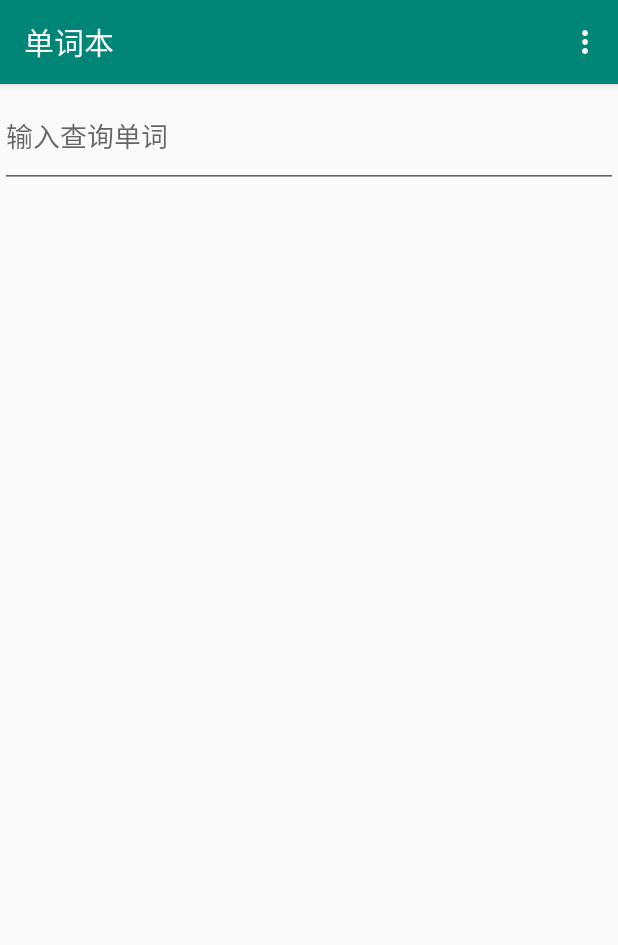
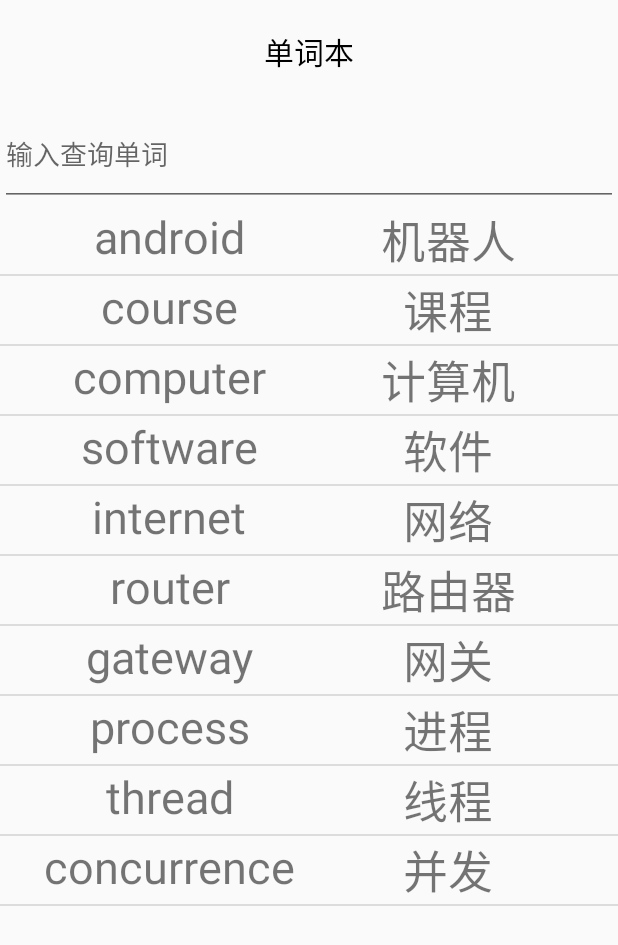
Before and after one commit to YanShiyue/Vocabulary_Notebook, an Android app: the screen it shows after launch (MainActivity), on a phone screen of 412 x 824 dp. Shown: the top 945 px of the screen. Run offline under Robolectric (Android 15) with nearby library versions, the phone set to English and light mode, and no system bars.

```diff
--- a/app/src/main/java/com/example/vocabulary_notebook/MeanFragment.java
+++ b/app/src/main/java/com/example/vocabulary_notebook/Fragment/MeanFragment.java
@@ -1,4 +1,4 @@
-package com.example.vocabulary_notebook;
+package com.example.vocabulary_notebook.Fragment;
 
 import android.os.Bundle;
 import android.view.LayoutInflater;
@@ -9,6 +9,8 @@ import android.widget.TextView;
 import androidx.annotation.NonNull;
 import androidx.annotation.Nullable;
 import androidx.fragment.app.Fragment;
+
+import com.example.vocabulary_notebook.R;
 
 public class MeanFragment extends Fragment {
     private View view;
--- a/app/src/main/java/com/example/vocabulary_notebook/WordFragment.java
+++ b/app/src/main/java/com/example/vocabulary_notebook/Fragment/WordFragment.java
@@ -1,4 +1,4 @@
-package com.example.vocabulary_notebook;
+package com.example.vocabulary_notebook.Fragment;
 
 import android.os.Bundle;
 import android.view.LayoutInflater;
@@ -8,6 +8,8 @@ import android.view.ViewGroup;
 import androidx.annotation.NonNull;
 import androidx.annotation.Nullable;
 import androidx.fragment.app.Fragment;
+
+import com.example.vocabulary_notebook.R;
 
 public class WordFragment extends Fragment {
     private boolean isTwoPane;
--- a/app/src/main/java/com/example/vocabulary_notebook/MainActivity.java
+++ b/app/src/main/java/com/example/vocabulary_notebook/MainActivity.java
@@ -1,23 +1,20 @@
 package com.example.vocabulary_notebook;
 
 import androidx.annotation.NonNull;
-import androidx.appcompat.app.AlertDialog;
 import androidx.appcompat.app.AppCompatActivity;
 
 
-import android.content.DialogInterface;
+import android.content.ContentValues;
 import android.content.Intent;
 import android.content.res.Configuration;
 import android.database.Cursor;
 import android.database.sqlite.SQLiteDatabase;
-import android.graphics.Color;
 import android.os.Bundle;
 import android.util.Log;
 import android.view.ContextMenu;
 import android.view.Menu;
 import android.view.MenuItem;
 import android.view.View;
-import android.widget.Adapter;
 import android.widget.AdapterView;
 import android.widget.ArrayAdapter;
 import android.widget.EditText;
@@ -25,7 +22,11 @@ import android.widget.ListView;
 import android.widget.TextView;
 import android.widget.Toast;
 
-import org.w3c.dom.Text;
+import com.example.vocabulary_notebook.CRUD_Activity.AddActivity;
+import com.example.vocabulary_notebook.CRUD_Activity.ChangeActivity;
+import com.example.vocabulary_notebook.CRUD_Activity.DeleteActivity;
+import com.example.vocabulary_notebook.CRUD_Activity.SearchActivity;
+import com.example.vocabulary_notebook.Fragment.MeanFragment;
 
 import java.util.ArrayList;
 import java.util.List;
@@ -34,15 +35,68 @@ import java.util.List;
 public class MainActivity extends AppCompatActivity {
 
 
-    MyDatabaseHelper dbHelper=new MyDatabaseHelper(this,"words.db",null,1);
-    SQLiteDatabase db;
+    private MyDatabaseHelper dbHelper=new MyDatabaseHelper(this,"words.db",null,1);
+    private SQLiteDatabase db;
 
     @Override
     protected void onCreate(final Bundle savedInstanceState) {
         super.onCreate(savedInstanceState);
         setContentView(R.layout.activity_main);
 
-
+        //添加单词
+        db=dbHelper.getWritableDatabase();
+        ContentValues values=new ContentValues();
+        values.put("word","android");//组装第一条数据
+        values.put("mean","机器人");
+        values.put("ep","Actually,I like being an android.");
+        db.insert("words",null,values);
+        values.clear();
+        values.put("word","course");//组装第二条数据
+        values.put("mean","课程");
+        values.put("ep","So,at any rate,this seemed to me to be,when I started teaching this course,reasons not to teach it.");
+        db.insert("words",null,values);
+        values.clear();
+        values.put("word","computer");
+        values.put("mean","计算机");
+        values.put("ep","She specializes in computer science.");
+        db.insert("words",null,values);
+        values.clear();
+        values.put("word","software");
+        values.put("mean","软件");
+        values.put("ep","My parents thought I'd lost my mind to drop out of Stanford Business School to go join some company that made software.");
+        db.insert("words",null,values);
+        values.clear();
+        values.put("word","internet");
+        values.put("mean","网络");
+        values.put("ep","Let's begin with the internet people. The internet people wanted convergence with the telephone and later television networks, because they wanted ubiquitous.");
+        db.insert("words",null,values);
+        values.clear();
+        values.put("word","router");
+        values.put("mean","路由器");
+        values.put("ep","Plug it into your router. ");
+        db.insert("words",null,values);
+        values.clear();
+        values.put("word","gateway");
+        values.put("mean","网关");
+        values.put("ep","As there is only one default transmission queue per MQ server, only one gateway queue manager can work with it. ");
+        db.insert("words",null,values);
+        values.clear();
+        values.put("word","process");
+        values.put("mean","进程");
+        values.put("ep","We accept that what will be is not yet determined, and thatwe can steer the course of events in one direction or another. ");
+        db.insert("words",null,values);
+        values.clear();
+        values.put("word","thread");
+        values.put("mean","线程");
+        values.put("ep","This wakes up any of the threads blocked on the semaphore. ");
+        db.insert("words",null,values);
+        values.clear();
+        values.put("word","concurrence");
+        values.put("mean","并发");
+        values.put("ep","This uses only one lock and keeps others from interfering with the updates, but it does reduce concurrency of the data to other users.");
+        db.insert("words",null,values);
+        values.clear();
+        db.close();
         refrshList();//初始化listView
 
         ListView listView=(ListView)findViewById(R.id.word_list_view);
@@ -75,7 +129,7 @@ public class MainActivity extends AppCompatActivity {
             @Override
             public void onFocusChange(View v, boolean hasFocus) {
                 if (hasFocus) {
-                    Intent intent=new Intent(MainActivity.this,SearchActivity.class);
+                    Intent intent=new Intent(MainActivity.this, SearchActivity.class);
                     startActivity(intent);
                     EditText et = (EditText) findViewById(R.id.search);
                     et.clearFocus();
@@ -85,8 +139,6 @@ public class MainActivity extends AppCompatActivity {
             }
         });
     }
-
-
     //上下文菜单监听（添加到生词本，删除，修改）
     @Override
     public boolean onContextItemSelected(@NonNull MenuItem item) {
@@ -137,7 +189,7 @@ public class MainActivity extends AppCompatActivity {
             case R.id.newWords_item://打开生词本
                 break;
             case R.id.add_item://添加单词
-                Intent intent=new Intent(MainActivity.this,AddActivity.class);
+                Intent intent=new Intent(MainActivity.this, AddActivity.class);
                 startActivity(intent);
                 break;
             case R.id.search_inter_item://联网查找
@@ -145,6 +197,8 @@ public class MainActivity extends AppCompatActivity {
         }
         return true;
     }
+
+
     //根据数据库更新ListView内容
     public void refrshList(){
         List<Words> wordsList1=new ArrayList<>();
@@ -193,20 +247,3 @@ public class MainActivity extends AppCompatActivity {
         return Word;
     }
 }
-
-
-        /*//查询数据库words所有数据
-        Cursor cursor=db.query("words",null,null,null,null,null,null);
-        if(cursor.moveToFirst()){
-            do{
-                //遍历Cursor对象，取出数据并打印
-                String word=cursor.getString(cursor.getColumnIndex("word"));
-                String mean=cursor.getString(cursor.getColumnIndex("mean"));
-                String ep=cursor.getString(cursor.getColumnIndex("ep"));
-                String _new=cursor.getString(cursor.getColumnIndex("new"));
-                Log.d("MainActivity","words word is "+word);
-                Log.d("MainActivity","words mean is "+mean);
-                Log.d("MainActivity","words ep is "+ep);
-                Log.d("MainActivity","words new is "+_new);
-            }while(cursor.moveToNext());
-        }*/
--- a/app/src/main/res/layout-land/activity_main.xml
+++ b/app/src/main/res/layout-land/activity_main.xml
@@ -21,9 +21,9 @@
             android:hint="输入查询单词"/>
         <fragment
             android:id="@+id/word_fragment"
-            android:name="com.example.vocabulary_notebook.WordFragment"
+            android:name="com.example.vocabulary_notebook.Fragment.WordFragment"
             android:layout_width="match_parent"
-            android:layout_weight="7"
+            android:layout_weight="5"
             android:layout_height="0dp"/>
     </LinearLayout>
     <FrameLayout
@@ -33,7 +33,7 @@
         android:layout_height="match_parent">
         <fragment
             android:id="@+id/mean_fragment"
-            android:name="com.example.vocabulary_notebook.MeanFragment"
+            android:name="com.example.vocabulary_notebook.Fragment.MeanFragment"
             android:layout_width="match_parent"
             android:layout_height="match_parent"/>
     </FrameLayout>
--- a/app/src/main/res/layout-land/change_layout.xml
+++ b/app/src/main/res/layout-land/change_layout.xml
@@ -4,7 +4,7 @@
     android:layout_width="match_parent"
     android:layout_height="match_parent"
     android:orientation="vertical"
-    tools:context=".ChangeActivity">
+    tools:context=".CRUD_Activity.ChangeActivity">
     <LinearLayout
         android:layout_width="match_parent"
         android:layout_height="0dp"
--- a/app/src/main/res/layout-land/delete_layout.xml
+++ b/app/src/main/res/layout-land/delete_layout.xml
@@ -4,7 +4,7 @@
     android:layout_width="match_parent"
     android:layout_height="match_parent"
     android:orientation="vertical"
-    tools:context=".ChangeActivity">
+    tools:context=".CRUD_Activity.ChangeActivity">
     <LinearLayout
         android:layout_width="match_parent"
         android:layout_height="0dp"
--- a/app/src/main/res/layout/activity_main.xml
+++ b/app/src/main/res/layout/activity_main.xml
@@ -8,6 +8,14 @@
     android:focusableInTouchMode="true"
     tools:context=".MainActivity">
     <!-- android:name显式指明需要添加的碎片类名-->
+    <TextView
+        android:layout_width="match_parent"
+        android:layout_height="0dp"
+        android:layout_weight="1"
+        android:gravity="center"
+        android:textColor="#000"
+        android:textSize="20sp"
+        android:text="单词本" />
     <EditText
         android:id="@+id/search"
         android:layout_width="match_parent"
@@ -16,7 +24,7 @@
         android:hint="输入查询单词" />
     <fragment
         android:id="@+id/word_fragment"
-        android:name="com.example.vocabulary_notebook.WordFragment"
+        android:name="com.example.vocabulary_notebook.Fragment.WordFragment"
         android:layout_width="match_parent"
         android:layout_height="0dp"
         android:layout_weight="10"/>
--- a/app/src/main/res/layout/change_layout.xml
+++ b/app/src/main/res/layout/change_layout.xml
@@ -4,7 +4,7 @@
     android:layout_width="match_parent"
     android:layout_height="match_parent"
     android:orientation="vertical"
-    tools:context=".ChangeActivity">
+    tools:context=".CRUD_Activity.ChangeActivity">
     <LinearLayout
         android:layout_width="match_parent"
         android:layout_height="0dp"
--- a/app/src/main/res/layout/delete_layout.xml
+++ b/app/src/main/res/layout/delete_layout.xml
@@ -4,7 +4,7 @@
     android:layout_width="match_parent"
     android:layout_height="match_parent"
     android:orientation="vertical"
-    tools:context=".DeleteActivity">
+    tools:context=".CRUD_Activity.DeleteActivity">
     <LinearLayout
         android:layout_width="match_parent"
         android:layout_height="0dp"
--- a/app/src/main/res/layout/mean.xml
+++ b/app/src/main/res/layout/mean.xml
@@ -5,6 +5,6 @@
     <fragment
         android:id="@+id/mean_fragment"
         android:layout_width="match_parent"
-        android:name="com.example.vocabulary_notebook.MeanFragment"
+        android:name="com.example.vocabulary_notebook.Fragment.MeanFragment"
         android:layout_height="match_parent"/>
 </LinearLayout>
--- a/app/src/main/res/layout/mean_frag.xml
+++ b/app/src/main/res/layout/mean_frag.xml
@@ -14,7 +14,7 @@
             android:layout_width="match_parent"
             android:layout_height="wrap_content"
             android:gravity="center"
-            android:padding="10dp"
+            android:padding="10sp"
             android:textSize="20sp"/>
         <View
             android:layout_width="match_parent"
@@ -30,7 +30,7 @@
                 android:layout_width="0dp"
                 android:layout_height="match_parent"
                 android:layout_weight="1"
-                android:padding="15dp"
+                android:padding="15sp"
                 android:textSize="18sp"/>
             <View
                 android:layout_width="1dp"
@@ -41,7 +41,7 @@
                 android:layout_width="0dp"
                 android:layout_height="match_parent"
                 android:layout_weight="1"
-                android:padding="15dp"
+                android:padding="15sp"
                 android:textSize="18sp"/>
         </LinearLayout>
     </LinearLayout>
--- a/app/src/main/res/values/styles.xml
+++ b/app/src/main/res/values/styles.xml
@@ -3,9 +3,7 @@
     <!-- Base application theme. -->
     <style name="AppTheme" parent="Theme.AppCompat.Light.DarkActionBar">
         <!-- Customize your theme here. -->
-        <item name="colorPrimary">@color/colorPrimary</item>
-        <item name="colorPrimaryDark">@color/colorPrimaryDark</item>
-        <item name="colorAccent">@color/colorAccent</item>
+        <item name="windowNoTitle">true</item>
     </style>
 
 </resources>
```
Also changed, not shown: app/src/main/AndroidManifest.xml (+4 -4 lines), app/src/main/java/com/example/vocabulary_notebook/CRUD_Activity/AddActivity.java (renamed from app/src/main/java/com/example/vocabulary_notebook/AddActivity.java, +6 -3 lines), app/src/main/java/com/example/vocabulary_notebook/CRUD_Activity/ChangeActivity.java (renamed from app/src/main/java/com/example/vocabulary_notebook/ChangeActivity.java, +6 -3 lines), app/src/main/java/com/example/vocabulary_notebook/CRUD_Activity/DeleteActivity.java (renamed from app/src/main/java/com/example/vocabulary_notebook/DeleteActivity.java, +6 -3 lines), app/src/main/java/com/example/vocabulary_notebook/CRUD_Activity/SearchActivity.java (renamed from app/src/main/java/com/example/vocabulary_notebook/SearchActivity.java, +14 -5 lines), app/src/main/java/com/example/vocabulary_notebook/Content_Resolver/YoudaoTranslate.java (renamed from app/src/main/java/com/example/vocabulary_notebook/YoudaoTranslate.java, +1 -11 lines), app/src/main/res/layout-land/search_layout.xml (+4 -3 lines), app/src/main/res/layout/search_layout.xml (+9 -1 lines).
